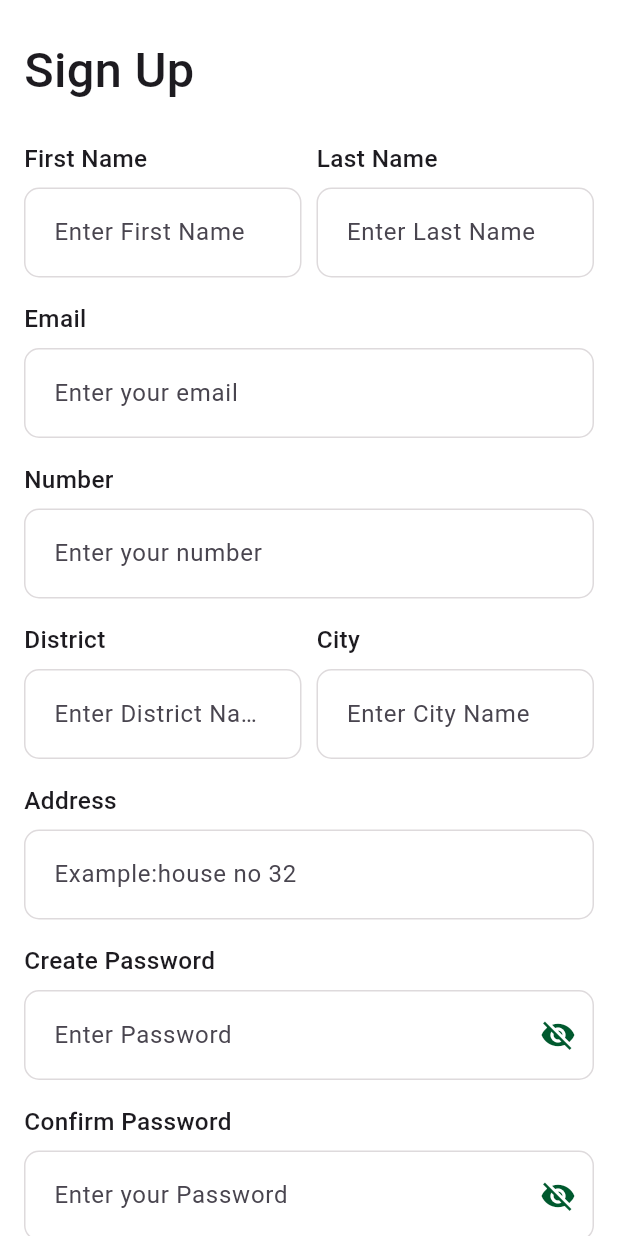
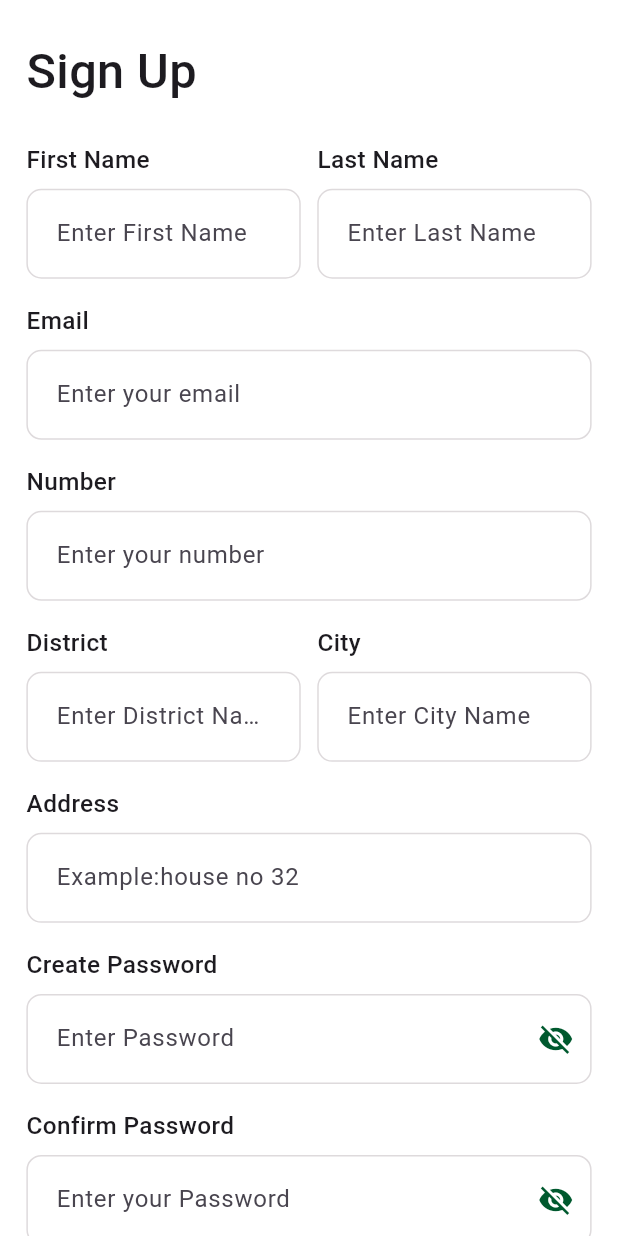
Before and after one commit to MTS-Services/Al-khalifa_food_delivery_app, a Flutter app: the SignupView screen opened by its route, on a phone screen of 412 x 824 dp. Run offline on Flutter 3.47's test engine with Material 3 defaults, Android fonts, the phone set to English and light mode, and no system bars; our stand-ins replace flutter_screenutil, get, pin_code_fields.

Commit message:
screen util has been initialize

```diff
--- a/lib/app/modules/signup/views/signup_view.dart
+++ b/lib/app/modules/signup/views/signup_view.dart
@@ -3,6 +3,7 @@ import 'package:al_khalifa/app/data/app_text_styles.dart';
 import 'package:al_khalifa/app/data/image_path.dart';
 import 'package:al_khalifa/app/routes/app_pages.dart';
 import 'package:flutter/material.dart';
+import 'package:flutter_screenutil/flutter_screenutil.dart';
 import 'package:get/get.dart';
 
 import '../controllers/signup_controller.dart';
@@ -19,16 +20,16 @@ class SignupView extends GetView<SignupController> {
           slivers: [
             SliverToBoxAdapter(
               child: Padding(
-                padding: const EdgeInsets.symmetric(
-                  horizontal: 16.0,
-                  vertical: 24.0,
+                padding:  EdgeInsets.symmetric(
+                  horizontal: 16.0.w,
+                  vertical: 24.0.h,
                 ),
                 child: Text('Sign Up', style: AppTextStyles.medium32),
               ),
             ),
             SliverToBoxAdapter(
               child: Padding(
-                padding: const EdgeInsets.symmetric(horizontal: 16.0),
+                padding:  EdgeInsets.symmetric(horizontal: 16.0.w),
                 child: Row(
                   children: [
                     // First field
@@ -37,7 +38,7 @@ class SignupView extends GetView<SignupController> {
                         crossAxisAlignment: CrossAxisAlignment.start,
                         children: [
                           Text('First Name', style: AppTextStyles.medium16),
-                          const SizedBox(height: 8),
+                           SizedBox(height: 8.h),
                           TextFormField(
                             decoration: InputDecoration(
                               hintText: 'Enter First Name',
@@ -46,13 +47,13 @@ class SignupView extends GetView<SignupController> {
                         ],
                       ),
                     ),
-                    const SizedBox(width: 10),
+                     SizedBox(width: 10.w),
                     Expanded(
                       child: Column(
                         crossAxisAlignment: CrossAxisAlignment.start,
                         children: [
                           Text('Last Name', style: AppTextStyles.medium16),
-                          const SizedBox(height: 8),
+                           SizedBox(height: 8.h),
                           TextFormField(
                             decoration: InputDecoration(
                               hintText: 'Enter Last Name',
@@ -67,41 +68,40 @@ class SignupView extends GetView<SignupController> {
             ),
             SliverToBoxAdapter(
               child: Padding(
-                padding: const EdgeInsets.symmetric(horizontal: 16),
+                padding:  EdgeInsets.symmetric(horizontal: 16.w),
                 child: Column(
                   crossAxisAlignment: CrossAxisAlignment.start,
                   children: [
-                    const SizedBox(height: 16),
+                     SizedBox(height: 16.h),
                     Text('Email', style: AppTextStyles.medium16),
-                    const SizedBox(height: 8),
+                     SizedBox(height: 8.h),
                     TextFormField(
                       decoration: InputDecoration(hintText: 'Enter your email'),
                     ),
-                    const SizedBox(height: 16),
+                     SizedBox(height: 16.h),
                     Text('Number', style: AppTextStyles.medium16),
-                    const SizedBox(height: 8),
+                     SizedBox(height: 8.h),
                     TextFormField(
                       decoration: InputDecoration(
                         hintText: 'Enter your number',
                       ),
                     ),
-                    const SizedBox(height: 16),
+                     SizedBox(height: 16.h),
                   ],
                 ),
               ),
             ),
             SliverToBoxAdapter(
               child: Padding(
-                padding: const EdgeInsets.symmetric(horizontal: 16.0),
+                padding:  EdgeInsets.symmetric(horizontal: 16.0.w),
                 child: Row(
                   children: [
-                    // First field
                     Expanded(
                       child: Column(
                         crossAxisAlignment: CrossAxisAlignment.start,
                         children: [
                           Text('District', style: AppTextStyles.medium16),
-                          const SizedBox(height: 8),
+                           SizedBox(height: 8.h),
                           TextFormField(
                             decoration: InputDecoration(
                               hintText: 'Enter District Name',
@@ -110,13 +110,13 @@ class SignupView extends GetView<SignupController> {
                         ],
                       ),
                     ),
-                    const SizedBox(width: 10),
+                     SizedBox(width: 10.w),
                     Expanded(
                       child: Column(
                         crossAxisAlignment: CrossAxisAlignment.start,
                         children: [
                           Text('City', style: AppTextStyles.medium16),
-                          const SizedBox(height: 8),
+                           SizedBox(height: 8.h),
                           TextFormField(
                             decoration: InputDecoration(
                               hintText: 'Enter City Name',
@@ -131,21 +131,21 @@ class SignupView extends GetView<SignupController> {
             ),
             SliverToBoxAdapter(
               child: Padding(
-                padding: const EdgeInsets.symmetric(horizontal: 16),
+                padding:  EdgeInsets.symmetric(horizontal: 16.w),
                 child: Column(
                   crossAxisAlignment: CrossAxisAlignment.start,
                   children: [
-                    const SizedBox(height: 16),
+                     SizedBox(height: 16.h),
                     Text('Address', style: AppTextStyles.medium16),
-                    const SizedBox(height: 8),
+                     SizedBox(height: 8.h),
                     TextFormField(
                       decoration: InputDecoration(
                         hintText: 'Example:house no 32',
                       ),
                     ),
-                    const SizedBox(height: 16),
+                     SizedBox(height: 16.h),
                     Text('Create Password', style: AppTextStyles.medium16),
-                    const SizedBox(height: 8),
+                     SizedBox(height: 8.h),
                     Obx(
                           () => TextFormField(
                         obscureText: controller.isObSecure2.value,
@@ -163,9 +163,9 @@ class SignupView extends GetView<SignupController> {
                       ),
                     ),
 
-                    const SizedBox(height: 16),
+                     SizedBox(height: 16.h),
                     Text('Confirm Password', style: AppTextStyles.medium16),
-                    const SizedBox(height: 8),
+                     SizedBox(height: 8.h),
                     Obx(
                           () => TextFormField(
                         obscureText: controller.isObSecure3.value,
@@ -196,9 +196,9 @@ class SignupView extends GetView<SignupController> {
                       onChanged: controller.toggleCheckbox,
                     ),
                     Expanded(
-                      child: const Text(
+                      child:  Text(
                         "I Accept All Terms & Condition",
-                        style: TextStyle(fontSize: 16),
+                        style: TextStyle(fontSize: 16.sp),
                       ),
                     ),
                   ],
@@ -207,10 +207,10 @@ class SignupView extends GetView<SignupController> {
             ),
             SliverToBoxAdapter(
               child: Padding(
-                padding: const EdgeInsets.symmetric(horizontal: 16),
+                padding:  EdgeInsets.symmetric(horizontal: 16.h),
                 child: Column(
                   children: [
-                    const SizedBox(height: 20),
+                     SizedBox(height: 20.h),
                     SizedBox(
                       width: double.infinity,
                       child: ElevatedButton(
@@ -223,16 +223,16 @@ class SignupView extends GetView<SignupController> {
                         child: Text('Sign Up'),
                       ),
                     ),
-                    const SizedBox(height: 30),
+                     SizedBox(height: 30.h),
                     Text(
                       'Or Sign UP with',
                       style: AppTextStyles.medium14.copyWith(
                         color: AppColors.darkBlackColor,
                       ),
                     ),
-                    const SizedBox(height: 30),
+                     SizedBox(height: 30.h),
                     Image.asset(ImagePath.googleIcon, scale: 4),
-                    const SizedBox(height: 25),
+                     SizedBox(height: 25.h),
                   ],
                 ),
               ),
```
Also changed, not shown: lib/app/modules/email_verification/views/email_verification_view.dart (+6 -5 lines), lib/app/modules/login/views/login_view.dart (+12 -11 lines), lib/app/modules/otp/views/otp_view.dart (+8 -8 lines), lib/app/modules/reset_password/views/reset_password_view.dart (+7 -6 lines).
